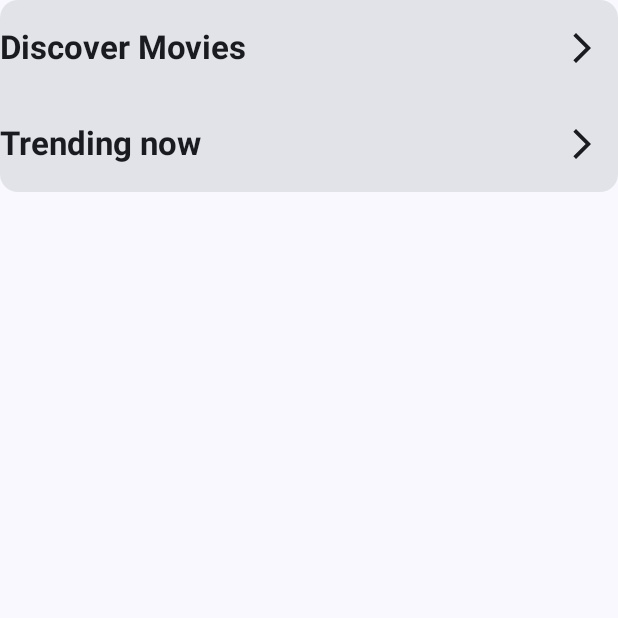
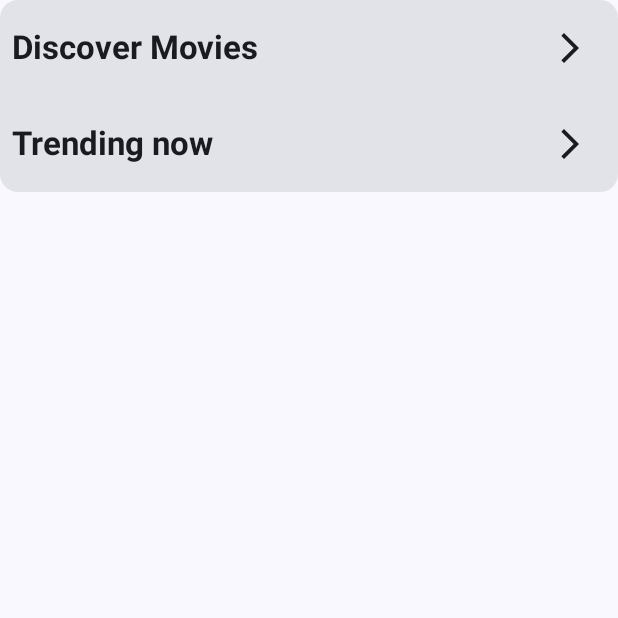
Before and after one commit to AlanRH14/MovieApp, an Android app built with Jetpack Compose: the composable BodyContent called with empty values, on a phone screen of 412 x 824 dp, the top half of it. Run offline under Robolectric (Android 15) with nearby library versions, the phone set to English and light mode, and no system bars; our stand-ins replace Shimmer.

Commit message:
Padding in BodyContent

```diff
--- a/app/src/main/java/com/example/movieapp/presentation/home/widgets/BodyContent.kt
+++ b/app/src/main/java/com/example/movieapp/presentation/home/widgets/BodyContent.kt
@@ -1,6 +1,8 @@
 package com.example.movieapp.presentation.home.widgets
 
+import androidx.compose.foundation.layout.Column
 import androidx.compose.foundation.layout.fillMaxWidth
+import androidx.compose.foundation.layout.padding
 import androidx.compose.foundation.lazy.LazyColumn
 import androidx.compose.foundation.lazy.LazyRow
 import androidx.compose.foundation.lazy.items
@@ -12,6 +14,7 @@ import com.example.movieapp.R
 import com.example.movieapp.domain.models.movie.Movie
 import com.example.movieapp.presentation.components.HeaderMovieList
 import com.example.movieapp.presentation.home.components.MovieCoverImage
+import com.example.movieapp.ui.theme.ItemSpacing
 
 @Composable
 fun BodyContent(
@@ -23,6 +26,7 @@ fun BodyContent(
     LazyColumn(modifier = modifier) {
         item {
             Card(modifier = Modifier.fillMaxWidth()) {
+                Column(modifier = Modifier.padding(horizontal = ItemSpacing)) {
                     HeaderMovieList(
                         title = stringResource(R.string.discover_movies),
                         contentDescription = stringResource(R.string.more_discover_movies_button)
@@ -54,3 +58,4 @@ fun BodyContent(
             }
         }
     }
+}
```
Lines whose indentation alone changed are shown as unchanged.
